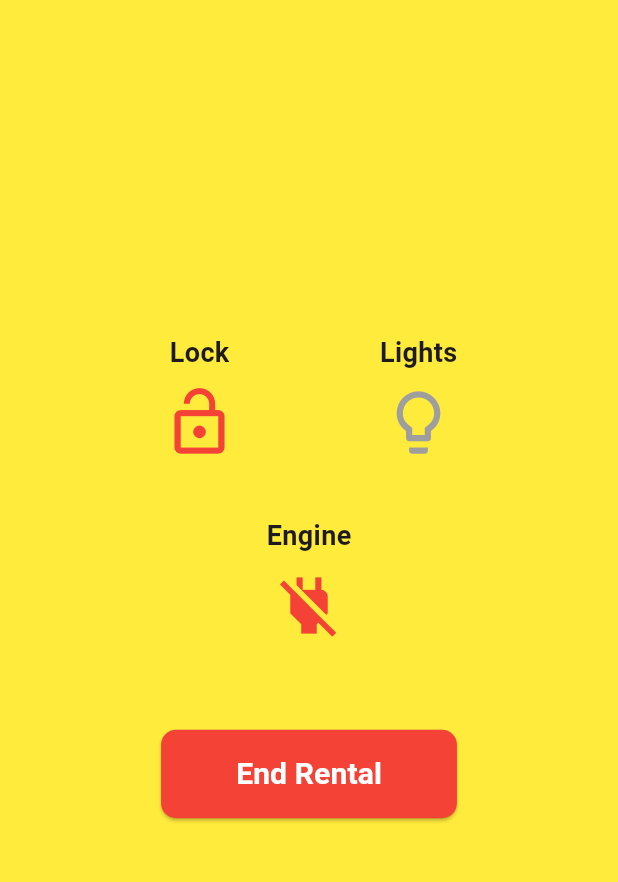
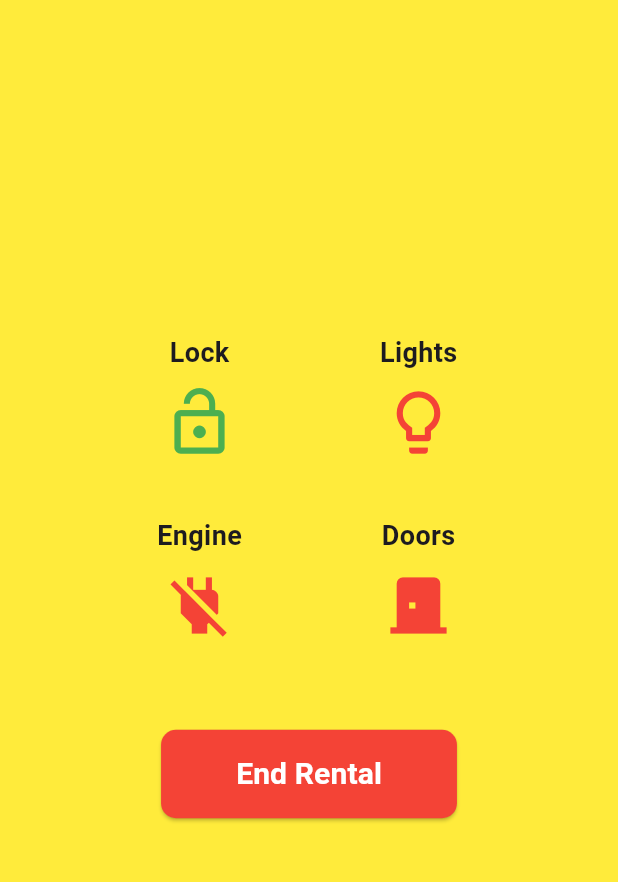
Before and after one commit to ionutsavin/CarSharing, a Flutter app: the CarControlPage screen opened directly with empty values, on a phone screen of 412 x 824 dp, the part 84-966 px from its top. Run offline on Flutter 3.47's test engine with Material 3 defaults, Android fonts, the phone set to English and light mode, and no system bars; our stand-ins replace flutter_secure_storage; accounts and stored records are empty.

Commit message:
final update

```diff
--- a/phone_app/lib/pages/car_control_page.dart
+++ b/phone_app/lib/pages/car_control_page.dart
@@ -17,10 +17,18 @@ class CarControlPageState extends State<CarControlPage> {
   bool _isEngineOn = false;
   bool _areLightsOn = false;
   bool _isCarLocked = false;
+  bool _areDoorsClosed = true;
 
   Future<void> _toggleFeature(String action) async {
+    String url;
+    if (kIsWeb) {
+      url = 'http://127.0.0.1:5000/update_status';
+    } else {
+      url = 'http://10.0.2.2:5000/update_status';
+    }
+
     final response = await http.post(
-      Uri.parse('http://10.0.2.2:5000/update_status'),
+      Uri.parse(url),
       body: jsonEncode({'vin': widget.vin, 'action': action}),
       headers: {'Content-Type': 'application/json'},
     );
@@ -32,11 +40,22 @@ class CarControlPageState extends State<CarControlPage> {
         } else if (action == 'lights') {
           _areLightsOn = !_areLightsOn;
         } else if (action == 'lock') {
+          if (_areDoorsClosed) {
             _isCarLocked = !_isCarLocked;
+          } else {
+            ScaffoldMessenger.of(context).showSnackBar(
+              const SnackBar(
+                content: Text('All doors must be closed before locking!'),
+                backgroundColor: Colors.red,
+              ),
+            );
+          }
+        } else if (action == 'doors') {
+          _areDoorsClosed = !_areDoorsClosed;
         }
       });
     } else {
-      if(!mounted) return;
+      if (!mounted) return;
       ScaffoldMessenger.of(context).showSnackBar(
         SnackBar(
           content: Text('Failed to toggle $action'),
@@ -48,18 +67,19 @@ class CarControlPageState extends State<CarControlPage> {
 
   Future<void> _endRental() async {
     String url;
-    if(kIsWeb){
+    if (kIsWeb) {
       url = 'http://localhost:3000/end-rental/${widget.vin}';
     } else {
       url = 'http://10.0.2.2:3000/end-rental/${widget.vin}';
     }
+
     final response = await http.post(
       Uri.parse(url),
       headers: {'Content-Type': 'application/json'},
     );
 
     if (response.statusCode == 200) {
-      if(!mounted) return;
+      if (!mounted) return;
       ScaffoldMessenger.of(context).showSnackBar(
         const SnackBar(
           content: Text('Rental ended successfully!'),
@@ -71,7 +91,7 @@ class CarControlPageState extends State<CarControlPage> {
         MaterialPageRoute(builder: (context) => const AvailableCarsPage()),
       );
     } else {
-      if(!mounted) return;
+      if (!mounted) return;
       final errorMessage = jsonDecode(response.body)['error'];
       ScaffoldMessenger.of(context).showSnackBar(
         SnackBar(
@@ -106,7 +126,7 @@ class CarControlPageState extends State<CarControlPage> {
                     IconButton(
                       icon: Icon(
                         _isCarLocked ? Icons.lock : Icons.lock_open,
-                        color: _isCarLocked ? Colors.green : Colors.red,
+                        color: _isCarLocked ? Colors.red : Colors.green,
                         size: 50,
                       ),
                       onPressed: () => _toggleFeature('lock'),
@@ -119,7 +139,7 @@ class CarControlPageState extends State<CarControlPage> {
                     IconButton(
                       icon: Icon(
                         _areLightsOn ? Icons.lightbulb : Icons.lightbulb_outline,
-                        color: _areLightsOn ? Colors.orange : Colors.grey,
+                        color: _areLightsOn ? Colors.green : Colors.red,
                         size: 50,
                       ),
                       onPressed: () => _toggleFeature('lights'),
@@ -131,6 +151,9 @@ class CarControlPageState extends State<CarControlPage> {
 
             SizedBox(height: 30),
 
+            Row(
+              mainAxisAlignment: MainAxisAlignment.spaceEvenly,
+              children: [
                 Column(
                   children: [
                     Text('Engine', style: TextStyle(fontSize: 18, fontWeight: FontWeight.bold)),
@@ -141,6 +164,21 @@ class CarControlPageState extends State<CarControlPage> {
                         size: 50,
                       ),
                       onPressed: () => _toggleFeature('engine'),
+                    ),
+                  ],
+                ),
+                Column(
+                  children: [
+                    Text('Doors', style: TextStyle(fontSize: 18, fontWeight: FontWeight.bold)),
+                    IconButton(
+                      icon: Icon(
+                        _areDoorsClosed ? Icons.door_back_door : Icons.door_front_door,
+                        color: _areDoorsClosed ? Colors.red : Colors.green,
+                        size: 50,
+                      ),
+                      onPressed: () => _toggleFeature('doors'),
+                    ),
+                  ],
                 ),
               ],
             ),
```
Also changed, not shown: phone_app/lib/pages/available_cars_page.dart (+3 -4 lines), phone_app/lib/pages/login_page.dart (+27 -47 lines), phone_app/lib/pages/register_page.dart (+37 -53 lines), 3 other files. Lines whose indentation alone changed are shown as unchanged.
